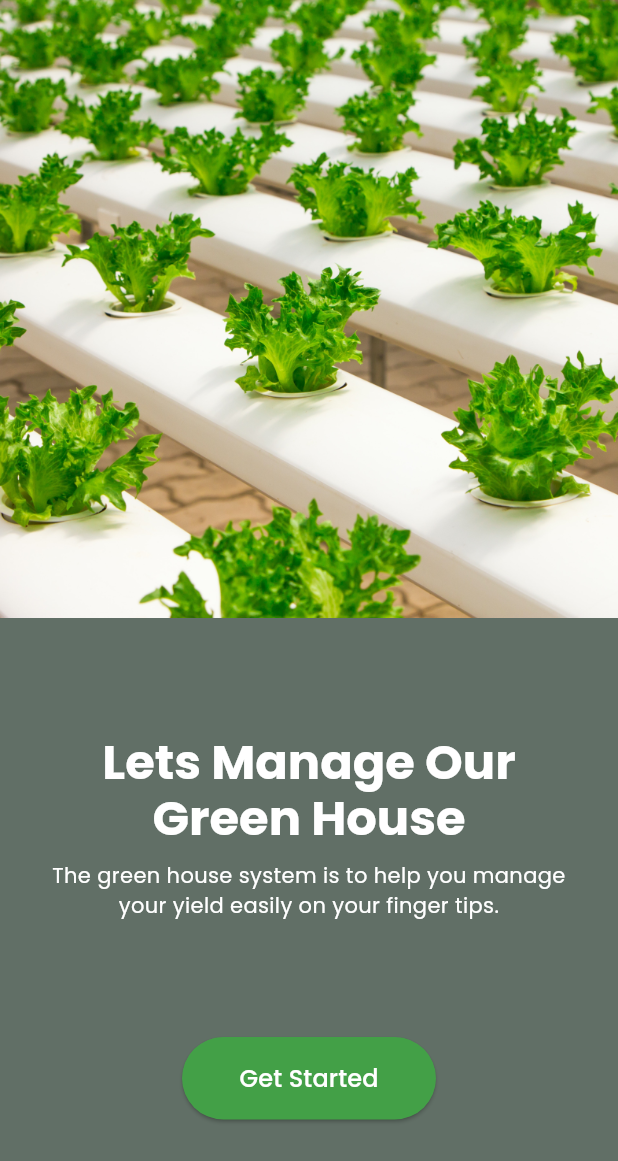
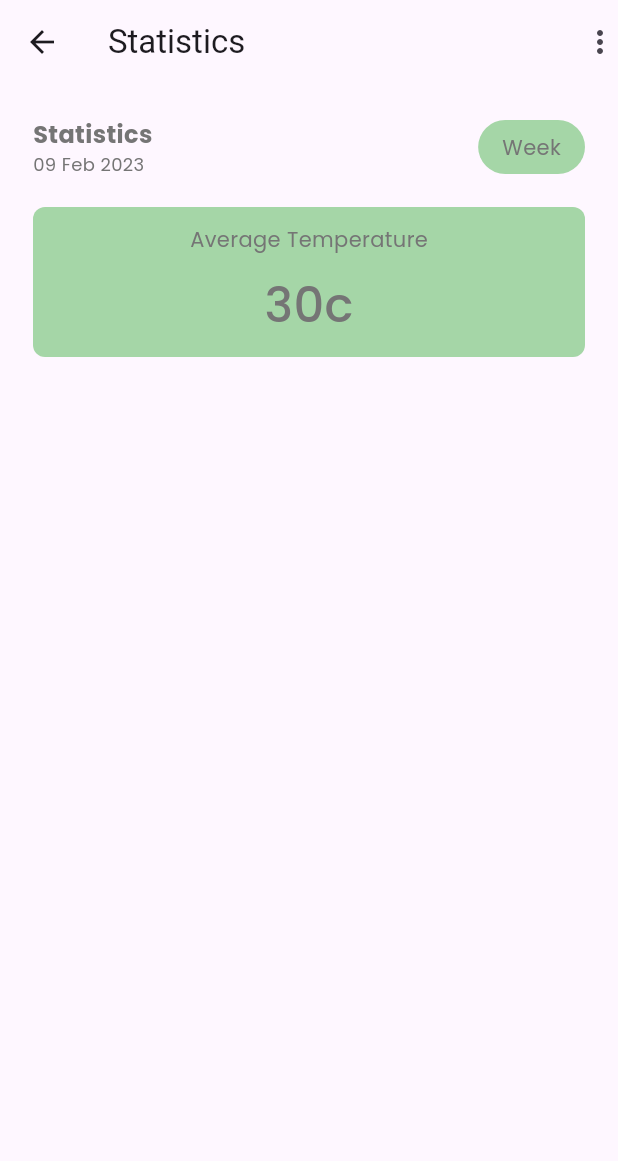
Before and after one commit to donald-88/smart-farm-app, a Flutter app: the screen it shows after launch, on a phone screen of 412 x 824 dp. Shown: the top 1161 px of the screen. Run offline on Flutter 3.47's test engine with Material 2 defaults, Android fonts, the phone set to English and light mode, and no system bars; our stand-ins replace dio, google_fonts.

Commit message:
stats checkpoint

```diff
--- a/smart_farm/lib/homescreen.dart
+++ /dev/null
@@ -1,40 +0,0 @@
-import 'package:dio/dio.dart';
-import 'package:flutter/material.dart';
-
-class Homescreen extends StatefulWidget {
-  const Homescreen({super.key});
-
-  @override
-  State<Homescreen> createState() => _HomescreenState();
-}
-
-class _HomescreenState extends State<Homescreen> {
-  final dio = Dio();
-
-  void getHttp() async {
-    final response = await dio.get('https://api.thingspeak.com/channels/1892757/fields/1.json?api_key=7OM78QN7VLVZI8OX&results=2');
-    print(response);
-  }
-
-  @override
-  Widget build(BuildContext context) {
-    return Scaffold(
-      appBar: AppBar(
-        title: const Text("Smart Farm"),
-        backgroundColor: Colors.grey,
-      ),
-      body: Padding(
-        padding: const EdgeInsets.all(16.0),
-        child: Column(
-          crossAxisAlignment: CrossAxisAlignment.start,
-          children: [
-            Text("Temperature: "),
-            Text("Humidity: "),
-            Text("Light Intensity: "),
-            ElevatedButton(onPressed: (() => getHttp()), child: Text("Fetch"))
-          ],
-        ),
-      ),
-    );
-  }
-}
--- a/smart_farm/lib/main.dart
+++ b/smart_farm/lib/main.dart
@@ -1,6 +1,6 @@
 import 'package:flutter/material.dart';
 import 'package:google_fonts/google_fonts.dart';
-import 'package:smart_farm/pages/landing.dart';
+import 'package:smart_farm/pages/statistics.dart';
 
 void main() {
   runApp(const MyApp());
@@ -22,8 +22,8 @@ class MyApp extends StatelessWidget {
                     fontSize: 32,
                     fontWeight: FontWeight.bold,
                     color: Colors.white),
-                bodyText2:
-                    GoogleFonts.poppins(fontSize: 14, color: Colors.white))),
-        home: const Landing());
+                bodyText2: GoogleFonts.poppins(
+                    fontSize: 14, color: Colors.grey[600]))),
+        home: const Statistics());
   }
 }
--- /dev/null
+++ b/smart_farm/lib/pages/homescreen.dart
@@ -0,0 +1,23 @@
+import 'package:dio/dio.dart';
+import 'package:flutter/material.dart';
+
+class Homescreen extends StatelessWidget {
+  const Homescreen({super.key});
+
+  @override
+  Widget build(BuildContext context) {
+    final dio = Dio();
+
+    void getHttp() async {
+      final response = await dio.get(
+          'https://api.thingspeak.com/channels/1892757/fields/1.json?api_key=7OM78QN7VLVZI8OX&results=2');
+      print(response);
+    }
+    return Scaffold(
+      appBar: AppBar(
+        title: const Text("Hello NxtGen,"),
+      ),
+      body: Column(),
+    );
+  }
+}
--- a/smart_farm/lib/pages/landing.dart
+++ b/smart_farm/lib/pages/landing.dart
@@ -38,7 +38,7 @@ class Landing extends StatelessWidget {
                       height: 10,
                     ),
                     Text(
-                      "The green house system is to help you manage your yield easily on your finger tips. ",
+                      "The greenhouse system is to help you manage your yield easily on your finger tips. ",
                       style: Theme.of(context).textTheme.bodyText2,
                       textAlign: TextAlign.center,
                     ),
--- /dev/null
+++ b/smart_farm/lib/pages/statistics.dart
@@ -0,0 +1,74 @@
+import 'package:flutter/material.dart';
+import 'package:google_fonts/google_fonts.dart';
+
+class Statistics extends StatelessWidget {
+  const Statistics({super.key});
+
+  @override
+  Widget build(BuildContext context) {
+    final width = MediaQuery.of(context).size.width;
+    final height = MediaQuery.of(context).size.height;
+    return Scaffold(
+      appBar: AppBar(
+        leading: const Icon(Icons.arrow_back),
+        title: const Text("Statistics"),
+        actions: const [Icon(Icons.more_vert)],
+      ),
+      body: Padding(
+        padding: const EdgeInsets.all(22.0),
+        child: Column(
+          children: [
+            Row(
+              mainAxisAlignment: MainAxisAlignment.spaceBetween,
+              children: [
+                Column(
+                  crossAxisAlignment: CrossAxisAlignment.start,
+                  children: [
+                    Text(
+                      "Statistics",
+                      style: GoogleFonts.poppins(
+                          fontSize: 16, fontWeight: FontWeight.bold),
+                    ),
+                    Text(
+                      "09 Feb 2023",
+                      style: GoogleFonts.poppins(fontSize: 12),
+                    )
+                  ],
+                ),
+                Container(
+                  decoration: BoxDecoration(
+                      color: Colors.green[200],
+                      borderRadius:
+                          const BorderRadius.all(Radius.circular(25))),
+                  padding:
+                      const EdgeInsets.symmetric(horizontal: 16, vertical: 8),
+                  child: const Text("Week"),
+                )
+              ],
+            ),
+            const SizedBox(height: 20),
+            Container(
+                width: width,
+                height: 100,
+                decoration: BoxDecoration(
+                    color: Colors.green[200],
+                    borderRadius: const BorderRadius.all(Radius.circular(8))),
+                child: Center(
+                  child: Column(
+                    mainAxisAlignment: MainAxisAlignment.spaceEvenly,
+                    children: [
+                      const Text("Average Temperature"),
+                      Text(
+                        "30c",
+                        style: GoogleFonts.poppins(
+                            fontSize: 32, fontWeight: FontWeight.w500),
+                      )
+                    ],
+                  ),
+                ))
+          ],
+        ),
+      ),
+    );
+  }
+}
```
